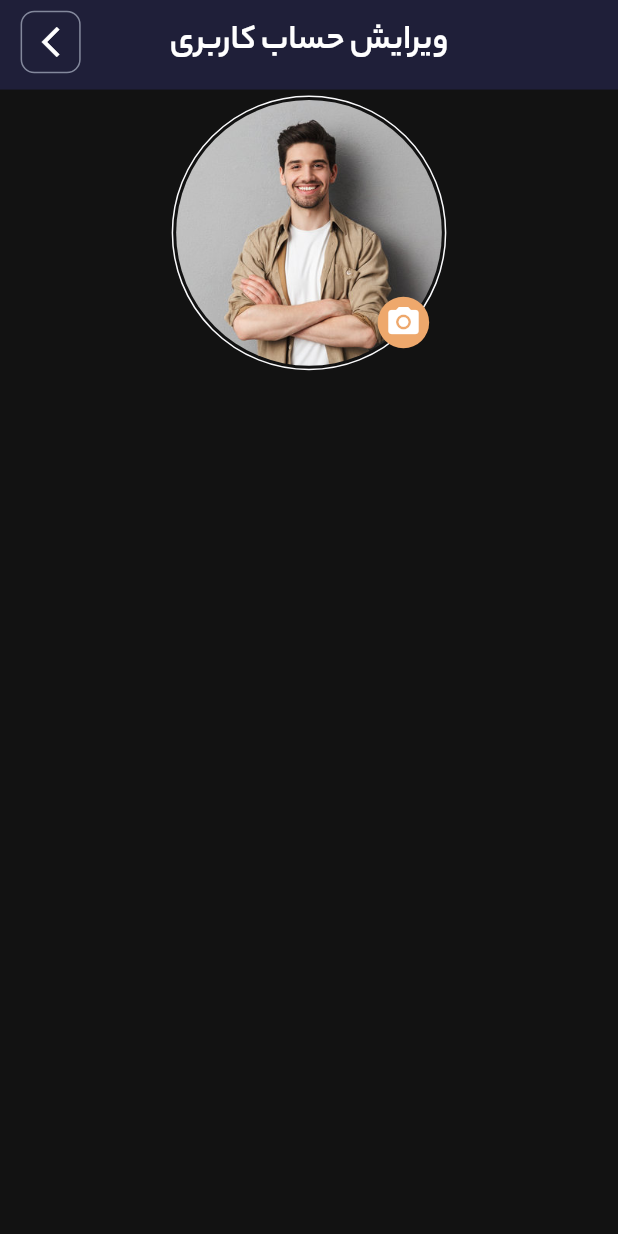
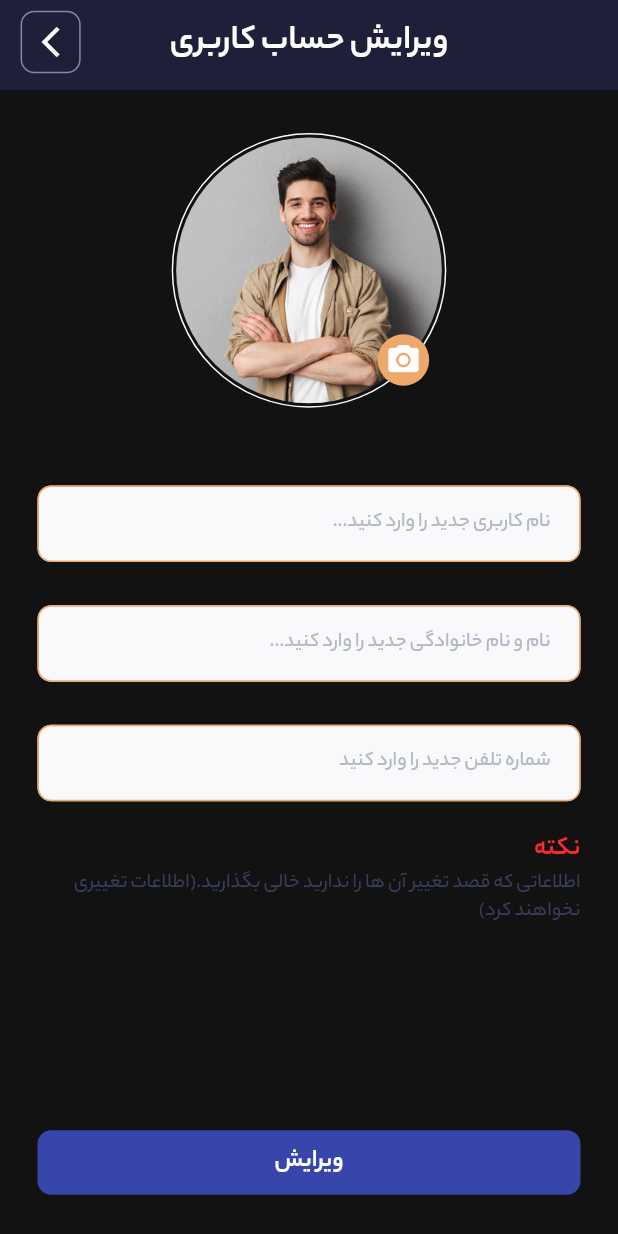
Before and after one commit to mohammad-dehghanifard/flutter_house_reservation, a Flutter app: the EditUserPage screen opened directly, on a phone screen of 412 x 824 dp. Run offline on Flutter 3.47's test engine with Material 3 defaults, Android fonts, the phone set to English and light mode, and no system bars; our stand-ins replace animated_custom_dropdown, card_swiper, flutter_otp_text_field, flutter_rating_bar, flutter_screenutil, flutter_svg and 3 more.

Commit message:
completed EditUserPage ui

```diff
--- a/lib/helpers/constants/app_colors.dart
+++ b/lib/helpers/constants/app_colors.dart
@@ -16,6 +16,7 @@ class AppColors {
   static const greyText = Color(0xFF78789D);
   static const lightBlue = Color(0xFFE7F1FF);
   static const blue = Color(0xFF82A4D0);
+  static const redColor = Color(0xFFFF2733);
   static const black = Color(0xFF000000);
   static const lightGreyText = Color(0xFF78829D);
   static const lightPurple = Color(0xFF332C5A);
--- a/lib/helpers/constants/app_strings.dart
+++ b/lib/helpers/constants/app_strings.dart
@@ -3,6 +3,9 @@ class AppStrings {
   static const appVersion = 'ورژن : 1.0.0';
   static const appName = 'Rentee';
   static const sendComment = 'ثبت نظر';
+  static const edit = 'ویرایش';
+  static const tipTitle = 'نکته';
+  static const tipText = 'اطلاعاتی که قصد تغییر آن ها را ندارید خالی بگذارید.(اطلاعات تغییری نخواهند کرد)';
   static const next = 'بعدی';
   static const reservationNow = 'همین حالا رزرو کن!';
   static const comments = 'نظرات';
@@ -10,6 +13,9 @@ class AppStrings {
   static const inputPhoneHint = 'شماره تماس...';
   static const inputCommentHint = 'خوشحال میشیم نظرت رو با ما و بقیه دوستات به اشتراک بزاری!';
   static const searchHint = 'متن جست و جو را وارد کنید...';
+  static const changeUserNameHint = 'نام کاربری جدید را وارد کنید...';
+  static const changeFullNameHint = 'نام و نام خانوادگی جدید را وارد کنید...';
+  static const changePhoneHint = 'شماره تلفن جدید را وارد کنید';
   static const sortByRentType = 'مرتب سازی بر اساس نوع اجاره';
   static const sortByPrice = 'مرتب سازی بر اساس قیمت';
   static const sortByRoom = 'مرتب سازی بر اساس تعداد اتاق';
--- a/lib/modules/profile/pages/edit_user.dart
+++ b/lib/modules/profile/pages/edit_user.dart
@@ -1,11 +1,13 @@
-import 'package:flutter/cupertino.dart';
 import 'package:flutter/material.dart';
 import 'package:flutter_house_reservation/helpers/constants/app_colors.dart';
 import 'package:flutter_house_reservation/helpers/constants/app_strings.dart';
 import 'package:flutter_house_reservation/helpers/widgets/custom_app_bar_widget.dart';
+import 'package:flutter_house_reservation/helpers/widgets/custom_button_widget.dart';
+import 'package:flutter_house_reservation/helpers/widgets/custom_text_field.dart';
 import 'package:flutter_house_reservation/helpers/widgets/show_avatar_widget.dart';
 import 'package:flutter_house_reservation/modules/profile/widgets/edit_avatar_button_widget.dart';
 import 'package:flutter_screenutil/flutter_screenutil.dart';
+import 'package:get/get.dart';
 
 class EditUserPage extends StatelessWidget {
   const EditUserPage({super.key});
@@ -13,14 +15,23 @@ class EditUserPage extends StatelessWidget {
   @override
   Widget build(BuildContext context) {
     return  Scaffold(
-      appBar: CustomAppBar(title: AppStrings.profileChangeInfoTitle),
+      appBar: const CustomAppBar(title: AppStrings.profileChangeInfoTitle),
+      bottomNavigationBar: Padding(
+        padding: const EdgeInsets.all(25.0),
+        child: CustomButtonWidget(
+            width: double.infinity,
+            onTap: () {},
+            text: AppStrings.edit),
+      ),
       body: SingleChildScrollView(
-        child: SizedBox(
-          width: double.infinity,
+        child: Padding(
+          padding: const EdgeInsets.all(25.0),
           child: Column(
+            crossAxisAlignment: CrossAxisAlignment.start,
             children: [
-              // avatar
-              Stack(
+              // avatar and change avatar
+              Center(
+                child: Stack(
                   children: [
                     const ShowAvatarWidget(
                       width: 160,
@@ -34,6 +45,18 @@ class EditUserPage extends StatelessWidget {
                     )
                   ],
                 ),
+              ),
+              SizedBox(height: 16.h),
+              // change userName
+              const CustomTextField(hasBorder: true,hint: AppStrings.changeUserNameHint),
+              // change full name
+              const CustomTextField(hasBorder: true,hint: AppStrings.changeFullNameHint),
+              // change phone
+              const CustomTextField(hasBorder: true,hint: AppStrings.changePhoneHint),
+              SizedBox(height: 16.h),
+              // rules
+              Text(AppStrings.tipTitle,style: context.textTheme.titleMedium!.apply(color: AppColors.redColor)),
+              Text(AppStrings.tipText,style: context.textTheme.bodySmall),
             ],
           ),
         ),
```
Lines whose indentation alone changed are shown as unchanged.
